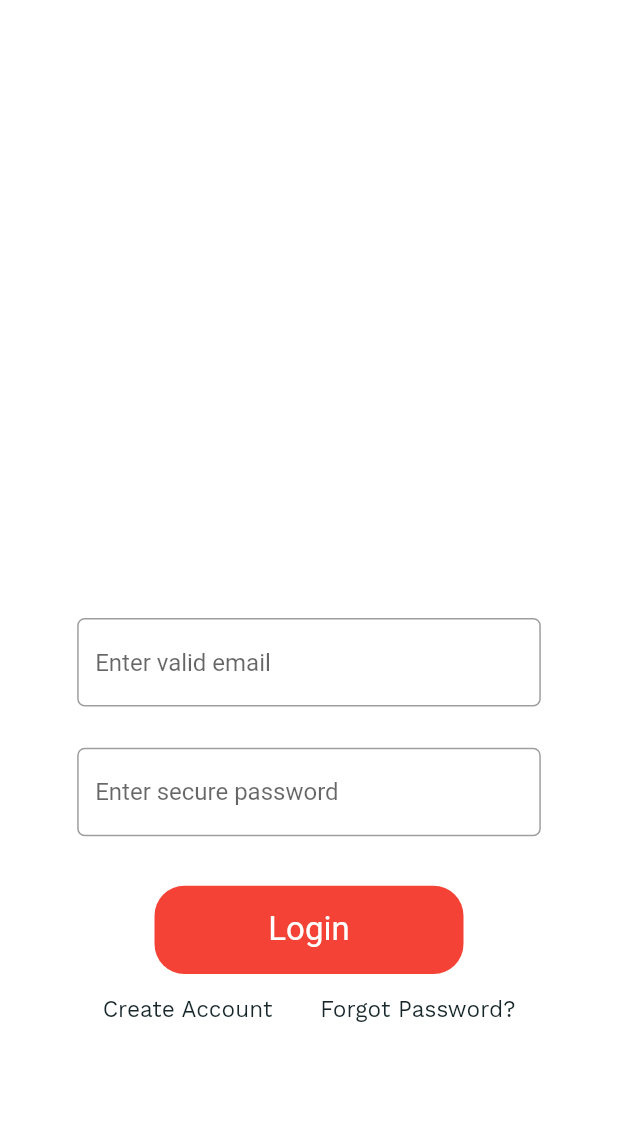
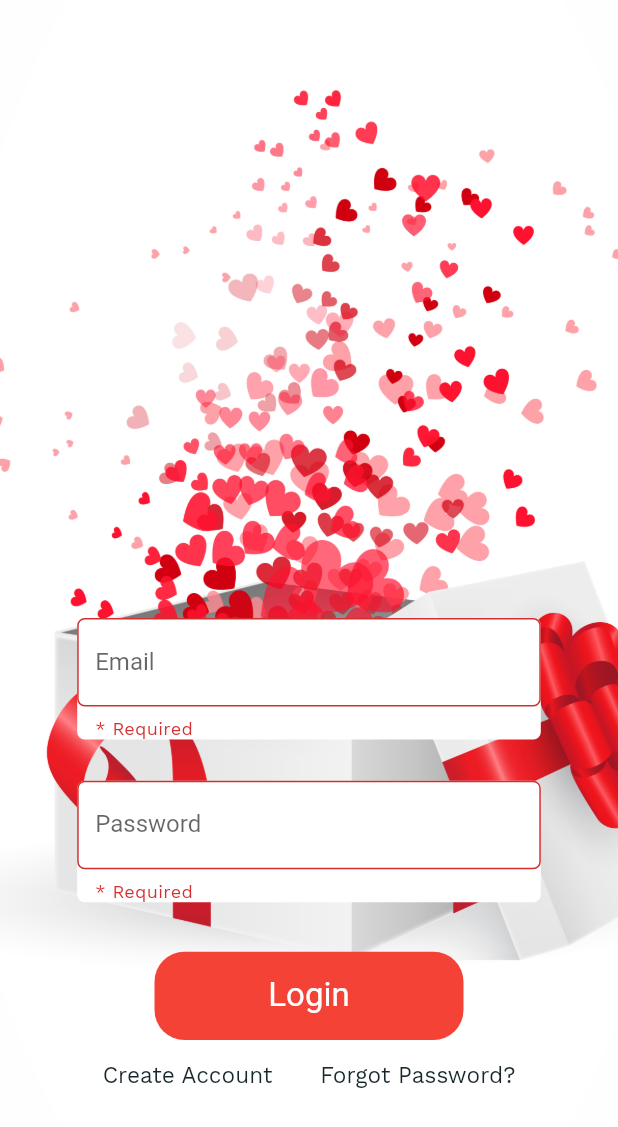
Before and after one commit to sadilak85/unWrapp, a Flutter app: the LoginFormValidation screen opened by its route, on a phone screen of 412 x 824 dp. Shown: the top 1127 px of the screen. Run offline on Flutter 3.47's test engine with Material 2 defaults, Android fonts, the phone set to English and light mode, and no system bars; our stand-ins replace firebase_auth, firebase_core, form_field_validator, modal_progress_hud, shared_preferences; accounts and stored records are empty; network calls fail.

Commit message:
initialization stage - Navigation screens

```diff
--- a/lib/screens/LoginFormWithValidation.dart
+++ b/lib/screens/LoginFormWithValidation.dart
@@ -1,8 +1,8 @@
 import 'package:flutter/material.dart';
 import 'package:firebase_auth/firebase_auth.dart';
 import 'package:modal_progress_hud/modal_progress_hud.dart';
-import 'package:unWrapp/screens/templates_selection_screen.dart';
-//import 'package:form_field_validator/form_field_validator.dart';
+import 'package:form_field_validator/form_field_validator.dart';
+import 'package:unWrapp/screens/navigation_home_screen.dart';
 
 class LoginFormValidation extends StatefulWidget {
   static const routeName = '/LoginFormValidation-screen';
@@ -19,6 +19,11 @@ class _LoginFormValidationState extends State<LoginFormValidation> {
     'email': '',
     'password': '',
   };
+
+  // Future<bool> getData() async {
+  //   await Future<dynamic>.delayed(const Duration(milliseconds: 0));
+  //   return true;
+  // }
 
   void _showErrorDialog(String message) {
     showDialog(
@@ -62,15 +67,23 @@ class _LoginFormValidationState extends State<LoginFormValidation> {
     final _deviceSize = MediaQuery.of(context).size;
 
     return Scaffold(
-      resizeToAvoidBottomInset: true,
-      body: ModalProgressHUD(
+      resizeToAvoidBottomInset: false,
+      body: Container(
+        decoration: BoxDecoration(
+          image: DecorationImage(
+              image: AssetImage('assets/images/welcomelogo.png'),
+              fit: BoxFit.cover),
+        ),
+        child: ModalProgressHUD(
           inAsyncCall: showSpinner,
           child: Padding(
             padding: EdgeInsets.symmetric(horizontal: 24.0),
-          child: SingleChildScrollView(
+            child: Scaffold(
+              backgroundColor: Colors.transparent,
+              body: SingleChildScrollView(
                 child: Form(
-              autovalidateMode:
-                  AutovalidateMode.always, //check for validation while typing
+                  autovalidateMode: AutovalidateMode
+                      .always, //check for validation while typing
                   key: loginformkey,
                   child: Column(
                     children: <Widget>[
@@ -94,15 +107,15 @@ class _LoginFormValidationState extends State<LoginFormValidation> {
                                     Radius.circular(5),
                                   ),
                                 ),
-                            //labelText: 'Email',
+                                labelText: 'Email',
                                 hintText: 'Enter valid email'),
-                        // validator: MultiValidator(
-                        //   [
-                        //     RequiredValidator(errorText: "* Required"),
-                        //     EmailValidator(
-                        //         errorText: "Enter valid email id"),
-                        //   ],
-                        // ),
+                            validator: MultiValidator(
+                              [
+                                RequiredValidator(errorText: "* Required"),
+                                EmailValidator(
+                                    errorText: "Enter valid email id"),
+                              ],
+                            ),
                             onChanged: (value) {
                               _authData['email'] = value;
                             },
@@ -128,19 +141,19 @@ class _LoginFormValidationState extends State<LoginFormValidation> {
                                     Radius.circular(5),
                                   ),
                                 ),
-                            //   labelText: 'Password',
+                                labelText: 'Password',
                                 hintText: 'Enter secure password'),
-                        // validator: MultiValidator(
-                        //   [
-                        //     RequiredValidator(errorText: "* Required"),
-                        //     MinLengthValidator(6,
-                        //         errorText:
-                        //             "Password should be atleast 6 characters"),
-                        //     MaxLengthValidator(15,
-                        //         errorText:
-                        //             "Password should not be greater than 15 characters")
-                        //   ],
-                        // ),
+                            validator: MultiValidator(
+                              [
+                                RequiredValidator(errorText: "* Required"),
+                                MinLengthValidator(6,
+                                    errorText:
+                                        "Password should be atleast 6 characters"),
+                                MaxLengthValidator(15,
+                                    errorText:
+                                        "Password should not be greater than 15 characters")
+                              ],
+                            ),
                             // validatePassword,        //Function to check validation
 
                             onChanged: (value) {
@@ -166,12 +179,13 @@ class _LoginFormValidationState extends State<LoginFormValidation> {
                               });
                               print(_authData);
                               try {
-                            final user = await _auth.signInWithEmailAndPassword(
+                                final user =
+                                    await _auth.signInWithEmailAndPassword(
                                         email: _authData['email'],
                                         password: _authData['password']);
                                 if (user != null) {
                                   Navigator.of(context).pushNamed(
-                                  NavigationTemplatesScreen.routeName);
+                                      NavigationHomeScreen.routeName);
                                 }
 
                                 setState(() {
@@ -198,10 +212,14 @@ class _LoginFormValidationState extends State<LoginFormValidation> {
                             style: TextStyle(
                               color: Colors.white,
                               fontSize: 22,
-                          fontFamily:
-                              Theme.of(context).textTheme.headline2.fontFamily,
-                          fontWeight:
-                              Theme.of(context).textTheme.headline2.fontWeight,
+                              fontFamily: Theme.of(context)
+                                  .textTheme
+                                  .headline2
+                                  .fontFamily,
+                              fontWeight: Theme.of(context)
+                                  .textTheme
+                                  .headline2
+                                  .fontWeight,
                             ),
                           ),
                         ),
@@ -217,21 +235,23 @@ class _LoginFormValidationState extends State<LoginFormValidation> {
                                 });
                                 print(_authData);
                                 try {
-                              final newUser =
-                                  await _auth.createUserWithEmailAndPassword(
+                                  final newUser = await _auth
+                                      .createUserWithEmailAndPassword(
                                           email: _authData['email'],
                                           password: _authData['password']);
                                   if (newUser != null) {
                                     Navigator.of(context).pushNamed(
-                                    NavigationTemplatesScreen.routeName);
+                                        NavigationHomeScreen.routeName);
                                   }
 
                                   setState(() {
                                     showSpinner = false;
                                   });
                                 } catch (error) {
-                              var errorMessage = 'Authentication failed: \n';
-                              errorMessage = errorMessage + error.toString();
+                                  var errorMessage =
+                                      'Authentication failed: \n';
+                                  errorMessage =
+                                      errorMessage + error.toString();
 
                                   _showErrorDialog(errorMessage);
                                   setState(() {
@@ -248,7 +268,8 @@ class _LoginFormValidationState extends State<LoginFormValidation> {
                             child: Text(
                               'Create Account',
                               style: TextStyle(
-                            color: Theme.of(context).textTheme.headline5.color,
+                                color:
+                                    Theme.of(context).textTheme.headline5.color,
                                 fontSize: 15,
                                 fontFamily: Theme.of(context)
                                     .textTheme
@@ -267,7 +288,8 @@ class _LoginFormValidationState extends State<LoginFormValidation> {
                             child: Text(
                               'Forgot Password?',
                               style: TextStyle(
-                            color: Theme.of(context).textTheme.headline5.color,
+                                color:
+                                    Theme.of(context).textTheme.headline5.color,
                                 fontSize: 15,
                                 fontFamily: Theme.of(context)
                                     .textTheme
@@ -287,6 +309,8 @@ class _LoginFormValidationState extends State<LoginFormValidation> {
               ),
             ),
           ),
+        ),
+      ),
     );
   }
 }
--- a/lib/screens/home_screen.dart
+++ b/lib/screens/home_screen.dart
@@ -1,5 +1,5 @@
+import 'package:flutter/material.dart';
 import 'package:unWrapp/helpers/app_theme.dart';
-import 'package:flutter/material.dart';
 import 'package:unWrapp/models/homelist.dart';
 
 class MyHomePage extends StatefulWidget {
@@ -17,7 +17,7 @@ class _MyHomePageState extends State<MyHomePage> with TickerProviderStateMixin {
   @override
   void initState() {
     animationController = AnimationController(
-        duration: const Duration(milliseconds: 2000), vsync: this);
+        duration: const Duration(milliseconds: 1000), vsync: this);
     super.initState();
   }
 
--- a/pubspec.yaml
+++ b/pubspec.yaml
@@ -28,7 +28,7 @@ dependencies:
   http: ^0.12.2
   shared_preferences: ^0.5.12+4
   flutter_login: ^1.0.14
-  #form_field_validator: ^1.0.1
+  form_field_validator: ^1.0.1
 
   firebase_core: ^0.7.0
   firebase_auth: ^0.20.1
```
Also changed, not shown: lib/models/templatelist.dart (+13 -1 lines), lib/screens/codeEntry_screen.dart (+19 -11 lines), lib/screens/colors_selection_screen.dart (+28 -5 lines), lib/screens/fonts_selection_screen.dart (+29 -5 lines), lib/screens/templates_selection_screen.dart (+31 -7 lines), lib/widgets/template_item.dart (deleted, +0 -64 lines), pubspec.lock, 1 other file. Lines whose indentation alone changed are shown as unchanged.
